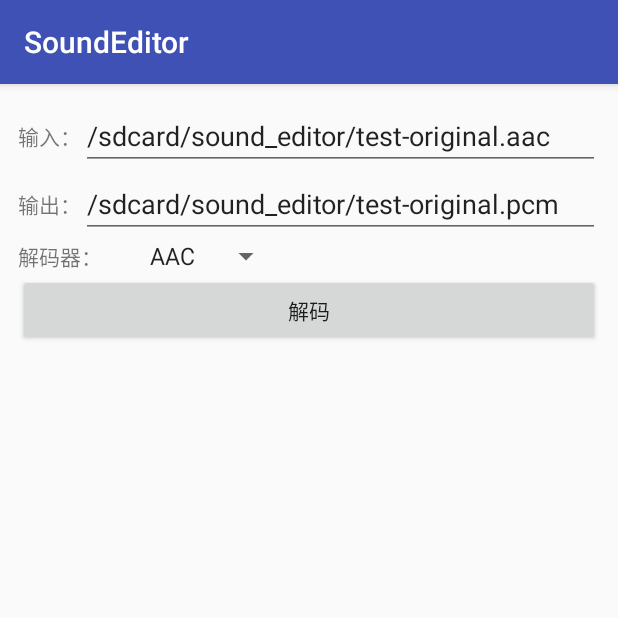
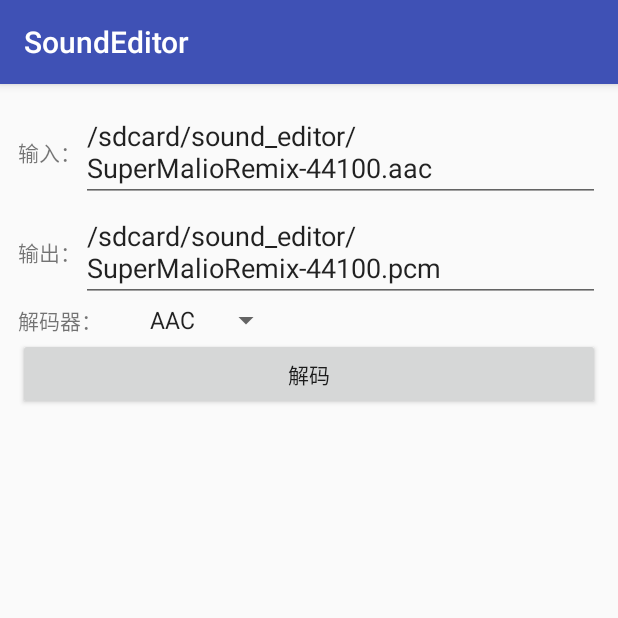
Before and after one commit to LKDont/SoundEditor, an Android app: the screen it shows after launch (MainAct), after a tap on "Decode Audio", on a phone screen of 412 x 824 dp, the top half of it. Run offline under Robolectric (Android 15) with nearby library versions, the light colour scheme and no system bars; our stand-ins replace EventBus; 1 statement that could not run was skipped.

Commit message:
新增测试音频文件和演示截图

```diff
--- a/app/src/main/java/com/lkdont/soundeditor/ui/DecodeFrag.kt
+++ b/app/src/main/java/com/lkdont/soundeditor/ui/DecodeFrag.kt
@@ -33,8 +33,8 @@ class DecodeFrag : Fragment() {
     override fun onViewCreated(view: View?, savedInstanceState: Bundle?) {
         super.onViewCreated(view, savedInstanceState)
 
-        input_et.setText("/sdcard/sound_editor/test-original.aac")
-        output_et.setText("/sdcard/sound_editor/test-original.pcm")
+        input_et.setText("/sdcard/sound_editor/SuperMalioRemix-44100.aac")
+        output_et.setText("/sdcard/sound_editor/SuperMalioRemix-44100.pcm")
         decoder_sp.setSelection(1)
 
         decode_btn.setOnClickListener {
```
Also changed, not shown: 2 other files.
